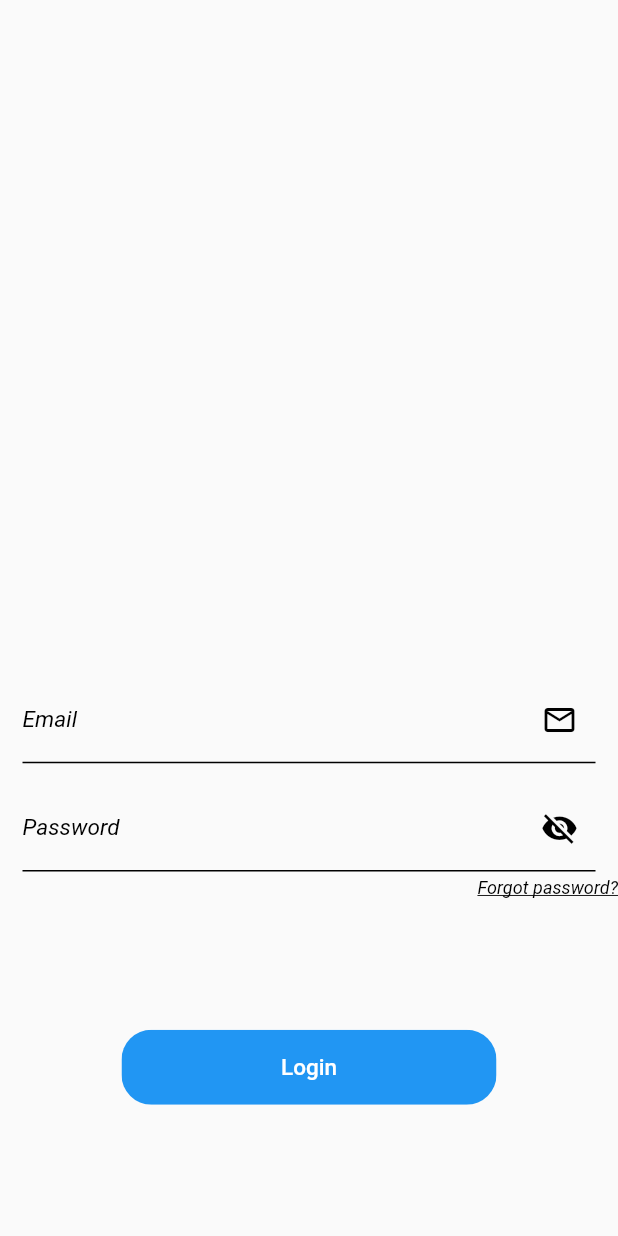
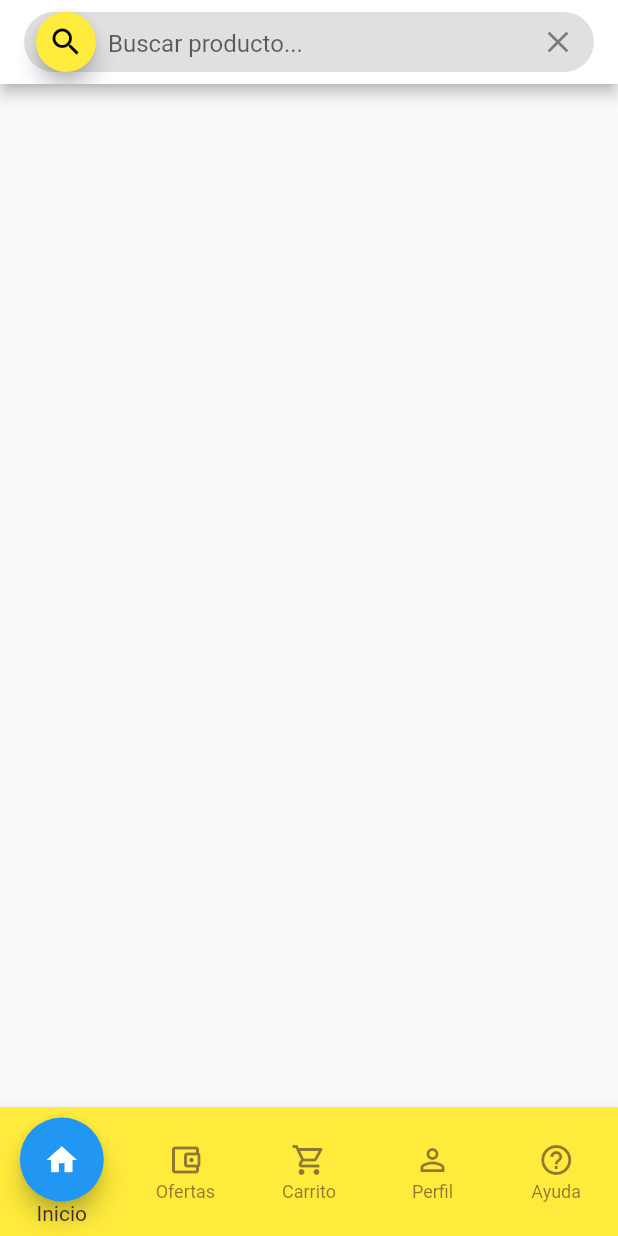
Before and after one commit to FundIngSoft2021-30/javestore, a Flutter app: the LoginForm widget shown alone on an empty page, opened directly, after a tap on "Login", on a phone screen of 412 x 824 dp. Run offline on Flutter 3.47's test engine with Material 2 defaults, Android fonts, the phone set to English and light mode, and no system bars.

Commit message:
catalogo base

```diff
--- /dev/null
+++ b/jave_store/lib/Pages/Catalogo/background.dart
@@ -0,0 +1,16 @@
+import 'package:flutter/cupertino.dart';
+import 'package:flutter/material.dart';
+import 'package:jave_store/Pages/Catalogo/body.dart';
+
+class background extends StatelessWidget {
+  @override
+  Widget build(BuildContext context) {
+    Size size = MediaQuery.of(context).size;
+    return Container(
+      width: size.width,
+      height: size.height,
+      color: Colors.white,
+      child: body(),
+    );
+  }
+}
--- /dev/null
+++ b/jave_store/lib/Pages/Catalogo/body.dart
@@ -0,0 +1,93 @@
+import 'package:flutter/cupertino.dart';
+import 'package:flutter/material.dart';
+import 'package:jave_store/Pages/Catalogo/Background.dart';
+
+class body extends StatefulWidget {
+  @override
+  _BodyState createState() => _BodyState();
+}
+
+class _BodyState extends State<body> {
+  bool _pass = false;
+  String passCamp = "";
+  var _controller = TextEditingController();
+  @override
+  Widget build(BuildContext context) {
+    int _currentIndex = 0;
+    return Scaffold(
+      /*banner de navegacion*/
+
+      appBar: AppBar(
+        backgroundColor: Colors.white,
+        title: Container(
+          width: double.infinity,
+          height: 40,
+          decoration: BoxDecoration(
+              color: Colors.grey[300], borderRadius: BorderRadius.circular(40)),
+          child: Center(
+            child: TextField(
+              controller: _controller,
+              decoration: InputDecoration(
+                  prefixIcon: FloatingActionButton(
+                      child: Icon(Icons.search, color: Colors.black),
+                      onPressed: () {},
+                      backgroundColor: Colors.yellow),
+                  suffixIcon: IconButton(
+                    icon: Icon(Icons.clear),
+                    onPressed: () {
+                      _controller.clear();
+                    },
+                  ),
+                  hintText: 'Buscar producto...',
+                  border: InputBorder.none),
+            ),
+          ),
+        ),
+      ),
+
+      /* Barra inferior*/
+
+      bottomNavigationBar: BottomNavigationBar(
+        type: BottomNavigationBarType.fixed,
+        currentIndex: _currentIndex,
+        backgroundColor: Colors.yellow,
+        selectedItemColor: Color(0xFF442B2D),
+        unselectedItemColor: Color(0xFF442B2D).withOpacity(.60),
+        onTap: (value) {
+          // Respond to item press.
+          setState(() => _currentIndex = value);
+        },
+        items: [
+          BottomNavigationBarItem(
+            title: Text('Inicio'),
+            icon: FloatingActionButton(
+              child: Icon(Icons.home_sharp),
+              onPressed: () {},
+              tooltip: "Volver a Inicio",
+            ),
+          ),
+          BottomNavigationBarItem(
+            title: Text('Ofertas'),
+            icon: Icon(Icons.account_balance_wallet_outlined),
+            tooltip: "Mirar los descuentos",
+          ),
+          BottomNavigationBarItem(
+            title: Text('Carrito'),
+            icon: Icon(Icons.shopping_cart_outlined),
+            tooltip: "Ver carrito de compras",
+          ),
+          BottomNavigationBarItem(
+            title: Text('Perfil'),
+            icon: Icon(Icons.person_outline),
+            tooltip: "Ver perfil de usuario",
+          ),
+          BottomNavigationBarItem(
+            title: Text('Ayuda'),
+            icon: Icon(Icons.help_outline_sharp),
+            tooltip: "Servicio al cliente",
+          ),
+        ],
+      ),
+    );
+  }
+}
--- /dev/null
+++ b/jave_store/lib/Pages/Catalogo/catalogo.dart
@@ -0,0 +1,20 @@
+//@dart=2.9
+
+import 'package:flutter/cupertino.dart';
+import 'package:flutter/material.dart';
+import 'package:jave_store/Pages/Catalogo/background.dart';
+
+void main() => runApp(catalogo());
+
+class catalogo extends StatelessWidget {
+  @override
+  Widget build(BuildContext context) {
+    return MaterialApp(
+      debugShowCheckedModeBanner: false,
+      home: Scaffold(
+        resizeToAvoidBottomInset: false,
+        body: background(),
+      ),
+    );
+  }
+}
--- a/jave_store/lib/Pages/Login Screen/LoginForm.dart
+++ b/jave_store/lib/Pages/Login Screen/LoginForm.dart
@@ -1,6 +1,7 @@
 //@dart=2.9
 import 'package:flutter/cupertino.dart';
 import 'package:flutter/material.dart';
+import 'package:jave_store/Pages/Catalogo/catalogo.dart';
 
 class LoginForm extends StatefulWidget {
   @override
@@ -105,7 +106,7 @@ class _LoginFormState extends State<LoginForm> {
           },
         ),
         Center(
-          child: roundedButton(size),
+          child: roundedButton(size, context),
           heightFactor: 4.5,
         ),
       ],
@@ -113,7 +114,7 @@ class _LoginFormState extends State<LoginForm> {
   }
 }
 
-Widget roundedButton(Size size) {
+Widget roundedButton(Size size, BuildContext context) {
   return Container(
       width: 250,
       height: 50,
@@ -123,7 +124,10 @@ Widget roundedButton(Size size) {
           color: Colors.blue,
           child: FlatButton(
             onPressed: () {
-              print("Hola");
+              Navigator.push(
+                context,
+                MaterialPageRoute(builder: (context) => catalogo()),
+              );
             },
             child: Text(
               "Login",
```
Also changed, not shown: jave_store/pubspec.lock.
